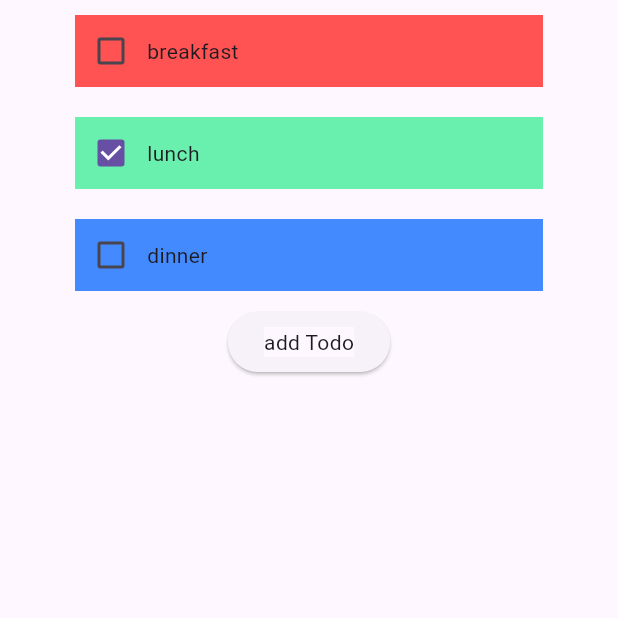
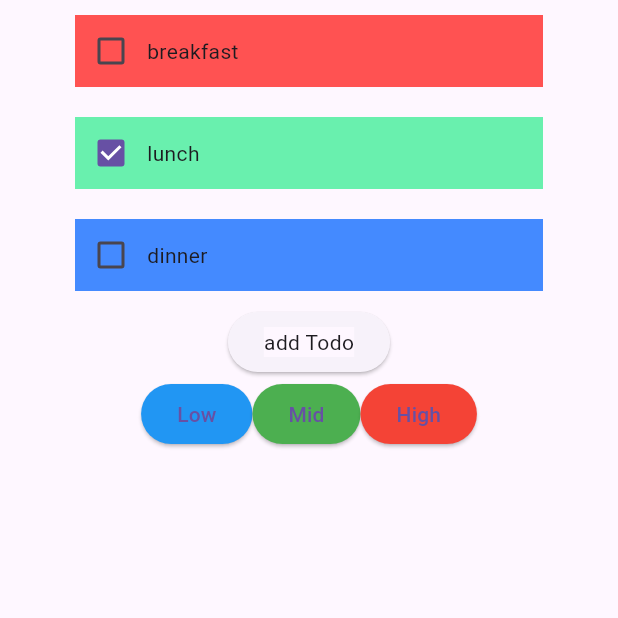
Before and after one commit to kiksun/flutter-todo-app, a Flutter app: the screen it shows after launch, on a phone screen of 412 x 824 dp, the top half of it. Run offline on Flutter 3.47's test engine with Material 3 defaults, Android fonts, the phone set to English and light mode, and no system bars; our stand-ins replace flutter_riverpod, freezed_annotation, riverpod_annotation; generated files the repository leaves out were written again.

Commit message:
add filtering button

```diff
--- a/lib/screen/todo_screen.dart
+++ b/lib/screen/todo_screen.dart
@@ -2,8 +2,11 @@ import 'package:flutter/material.dart';
 import 'package:flutter_riverpod/flutter_riverpod.dart';
 import 'package:todo/enum.dart';
 import 'package:todo/model/todo.dart';
+import 'package:todo/provider/filter_provider.dart';
 import 'package:todo/provider/todo_list_provider.dart';
 import 'package:todo/screen/todo_item.dart';
+
+import '../model/filter.dart';
 
 Todo a() => const Todo(
     id: 4, content: 'hogehoge', completed: false, priority: Priority.mid);
@@ -14,15 +17,18 @@ class TodoScreen extends ConsumerWidget {
   @override
   Widget build(BuildContext context, WidgetRef ref) {
     final todoList = ref.watch(todoListProvider);
+    final todoFilter = ref.watch(todoFilterProvider);
+    final filteredTodoList = getFilterdTodoList(todoList, todoFilter);
+    print(todoFilter);
     return Column(
       children: [
         ListView.builder(
           shrinkWrap: true,
           physics: const NeverScrollableScrollPhysics(),
-          itemCount: todoList.length,
+          itemCount: filteredTodoList.length,
           itemBuilder: (BuildContext context, int index) {
             return TodoItem(
-              todoContent: todoList[index],
+              todoContent: filteredTodoList[index],
               onChange: (value) {
                 ref.read(todoListProvider.notifier).toggle(index);
               },
@@ -35,7 +41,58 @@ class TodoScreen extends ConsumerWidget {
             child: Text('add Todo'),
           ),
         ),
+        Row(
+          mainAxisAlignment: MainAxisAlignment.center,
+          children: <Widget>[
+            ElevatedButton(
+              style: ElevatedButton.styleFrom(
+                backgroundColor:
+                    todoFilter.filterLow ? Colors.grey : Colors.blue,
+              ),
+              onPressed: () => ref
+                  .read(todoFilterProvider.notifier)
+                  .priorityChange(Priority.low),
+              child: const Text('Low'),
+            ),
+            ElevatedButton(
+              style: ElevatedButton.styleFrom(
+                backgroundColor:
+                    todoFilter.filterMid ? Colors.grey : Colors.green,
+              ),
+              onPressed: () => ref
+                  .read(todoFilterProvider.notifier)
+                  .priorityChange(Priority.mid),
+              child: const Text('Mid'),
+            ),
+            ElevatedButton(
+              style: ElevatedButton.styleFrom(
+                backgroundColor:
+                    todoFilter.filterHigh ? Colors.grey : Colors.red,
+              ),
+              onPressed: () => ref
+                  .read(todoFilterProvider.notifier)
+                  .priorityChange(Priority.high),
+              child: const Text('High'),
+            ),
+          ],
+        )
       ],
     );
   }
 }
+
+List<Todo> getFilterdTodoList(List<Todo> todoList, Filter filter) {
+  List<Priority> a = [Priority.low, Priority.mid, Priority.high];
+  print('AAAAA $a');
+  if (filter.filterLow) {
+    a.remove(Priority.low);
+  }
+  if (filter.filterMid) {
+    a.remove(Priority.mid);
+  }
+  if (filter.filterHigh) {
+    a.remove(Priority.high);
+  }
+  print('AAAAA $a');
+  return todoList.where((element) => a.contains(element.priority)).toList();
+}
```
